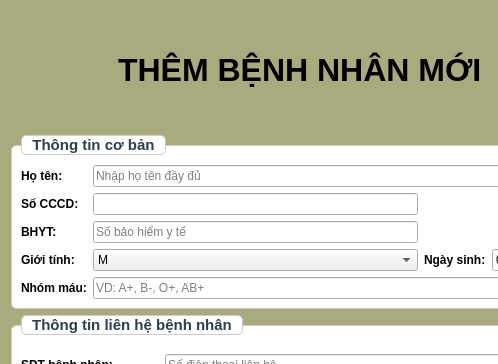
This is gui/addeditpatientdialog.ui in VanBao6002/PBL2_Appointment_Scheduling_System as Qt 5 draws it before an edit; both pictures show x 0 to 498 and y 0 to 364 of the 600 by 750 pixel window. The edited form follows.
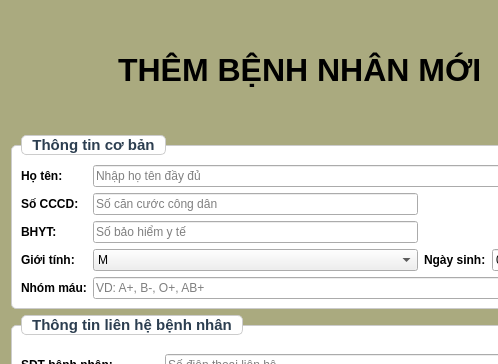
This is the edited form.

What changed in the file:
```diff
--- a/gui/addeditpatientdialog.ui
+++ b/gui/addeditpatientdialog.ui
@@ -220,7 +220,11 @@
        </widget>
       </item>
       <item row="1" column="1">
-       <widget class="QLineEdit" name="txtCCCD"/>
+       <widget class="QLineEdit" name="txtCCCD">
+        <property name="placeholderText">
+         <string>Số căn cước công dân</string>
+        </property>
+       </widget>
       </item>
       <item row="1" column="0">
        <widget class="QLabel" name="label_12">
```
Left out of the diff: 32 changed lines with no effect on the pictures.
